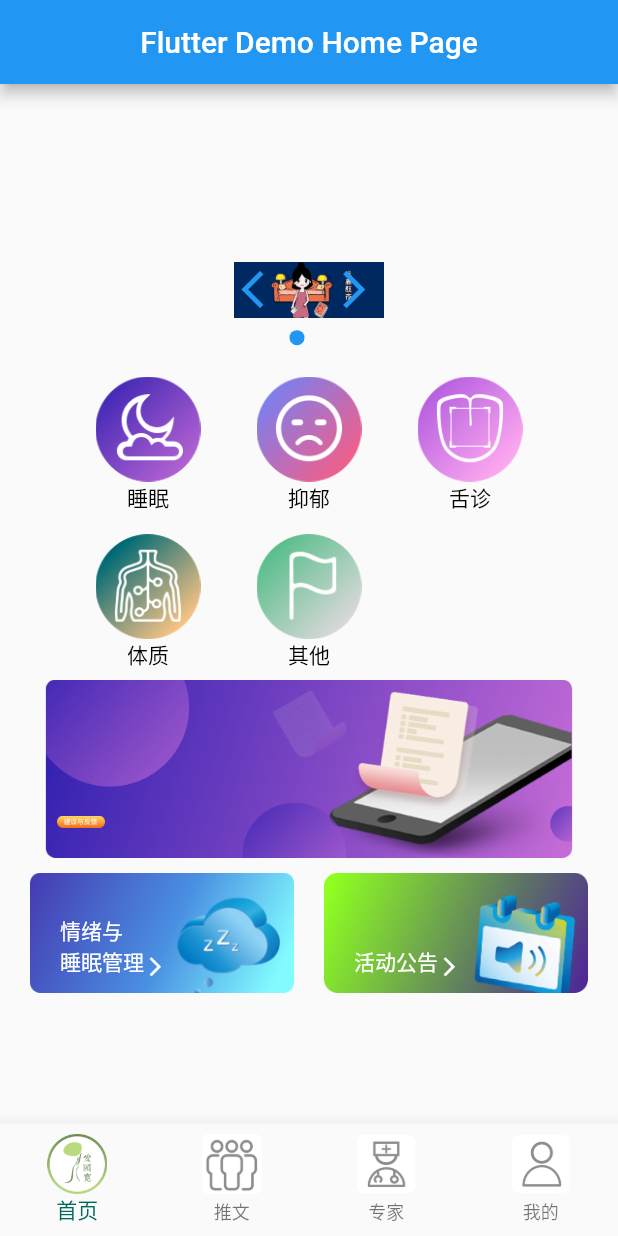
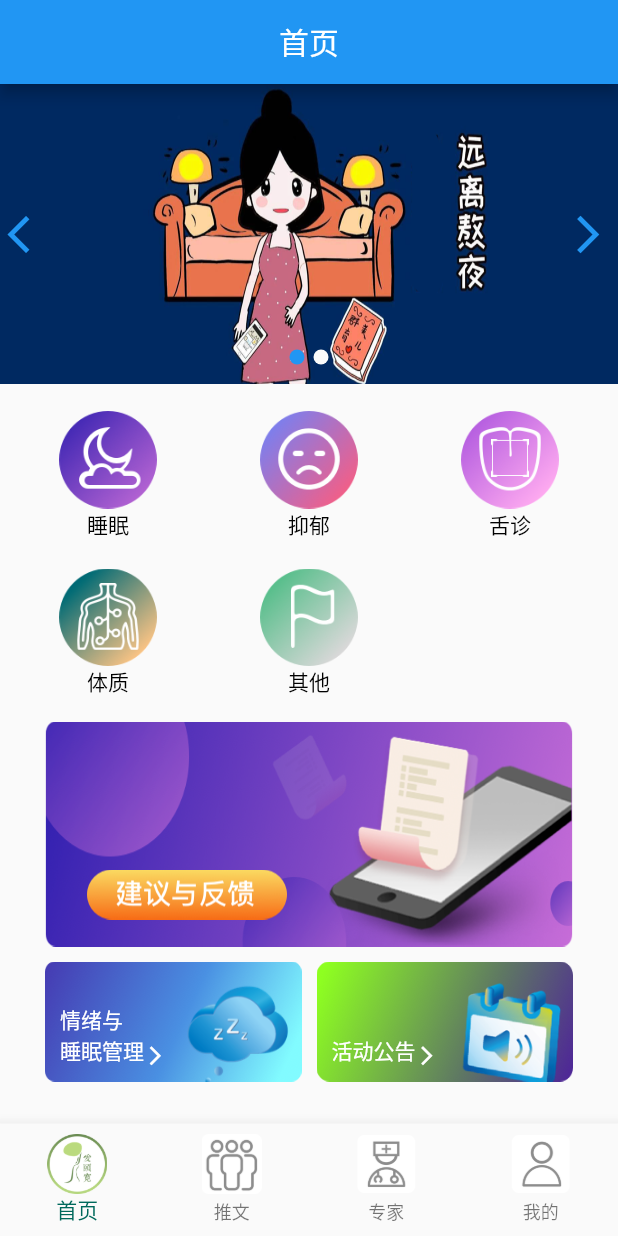
Before and after one commit to Heipi/flutter_origin, a Flutter app: the screen it shows after launch, on a phone screen of 412 x 824 dp. Run offline on Flutter 3.47's test engine with Material 2 defaults, Android fonts, the phone set to English and light mode, and no system bars; our stand-ins replace flutter_swiper.

Commit message:
recommend commit

```diff
--- /dev/null
+++ b/lib/ui/article/article_screen.dart
@@ -0,0 +1,80 @@
+import 'package:flutter/cupertino.dart';
+import 'package:flutter/material.dart';
+
+class ArticleScreen extends StatefulWidget {
+  ArticleScreen({Key key}) : super(key: key);
+  @override
+  _ArticleScreenState createState() => _ArticleScreenState();
+}
+
+class _ArticleScreenState extends State<ArticleScreen>
+    with SingleTickerProviderStateMixin {
+  TabController _tabController;
+
+  void iniState() {
+    super.initState();
+    _tabController = TabController(length: 3, vsync: this);
+  }
+
+  Widget build(BuildContext context) {
+    return DefaultTabController(
+      length: 3,
+      child: Scaffold(
+        appBar: AppBar(
+          centerTitle: true,
+          title: Text("推文"),
+          bottom: PreferredSize(
+            preferredSize: const Size.fromHeight(80.0),
+            child: Container(
+              color: Colors.white,
+              margin: EdgeInsets.symmetric(vertical: 20),
+              child: TabBar(
+                // indicator: ,
+                controller: _tabController,
+                tabs: [
+                  Container(
+                    decoration: BoxDecoration(
+                        color: Colors.green,
+                        /*   image: DecorationImage(
+                            image: Image.asset("images/home/"),
+                          ),*/
+                        borderRadius: BorderRadius.circular(25),
+                        shape: BoxShape.rectangle),
+                    child: Padding(
+                      padding:
+                          EdgeInsets.symmetric(horizontal: 20, vertical: 10),
+                      child: Text(
+                        "失眠精选",
+                        // child: ,
+                      ),
+                    ),
+                  ),
+                  Tab(
+                    text: "失眠精选",
+                  ),
+                  Tab(
+                    text: "失眠精选",
+                  ),
+                ],
+              ),
+            ),
+          ),
+        ),
+        body: TabBarView(
+          controller: _tabController,
+          children: <Widget>[
+            Center(
+              child: Text('It\'s cloudy here'),
+            ),
+            Center(
+              child: Text('It\'s rainy here'),
+            ),
+            Center(
+              child: Text('It\'s sunny here'),
+            ),
+          ],
+        ),
+      ),
+    );
+  }
+}
--- /dev/null
+++ b/lib/ui/home/home_screen.dart
@@ -0,0 +1,196 @@
+// ignore: avoid_web_libraries_in_flutter
+
+import 'package:flutter/material.dart';
+import 'package:flutter_origin/ui/navigation/view_data.dart';
+import 'package:flutter_swiper/flutter_swiper.dart';
+
+import 'dart:ui' as ui;
+
+/*class platformViewRegistry {
+  static registerViewFactory(String viewId, dynamic cb) {}
+}*/
+
+class HomeScreen extends StatefulWidget {
+  @override
+  _HomeScreenState createState() => _HomeScreenState();
+}
+
+class _HomeScreenState extends State<HomeScreen> {
+  void initState() {
+    /*ui.platformViewRegistry.registerViewFactory(
+        'image_view',
+        (int viewId) => ImageElement(
+            width: 800,
+            height: 200,
+            src:
+                "https://iik-ap1.oss-cn-shanghai.aliyuncs.com/images/7/2020/06/fv3Vw8zZ483B2tyWYi35X4IdvxkbwA.png"));
+*/
+    super.initState();
+  }
+
+/*ImageElement(
+            width: 800,
+            height: 200,
+            src:
+                "https://iik-ap1.oss-cn-shanghai.aliyuncs.com/images/7/2020/06/fv3Vw8zZ483B2tyWYi35X4IdvxkbwA.png"))
+
+   HtmlElementView(
+              viewType: 'image_view',
+            )
+* */
+  @override
+  Widget build(BuildContext context) {
+    return Scaffold(
+      appBar: AppBar(
+        centerTitle: true,
+        title: Text("首页"),
+      ),
+      body: SingleChildScrollView(
+        scrollDirection: Axis.vertical,
+        child: Column(
+          children: [
+            Container(
+              width: MediaQuery.of(context).size.width,
+              height: 200,
+              //https://dss1.bdstatic.com/70cFvXSh_Q1YnxGkpoWK1HF6hhy/it/u=2583035764,1571388243&fm=26&gp=0.jpg
+              child: Swiper(
+                itemBuilder: (context, index) {
+                  return Image.asset(
+                    HomeViewData.swipers_local[index].assetImage,
+                    fit: BoxFit.fill,
+                  ); //Image.network(HomeViewData.swipers[index].assetImage)
+                },
+                itemCount: 2,
+                pagination: SwiperPagination(),
+                control: SwiperControl(),
+                onTap: (index) {},
+              ),
+            ),
+            Container(
+              width: MediaQuery.of(context).size.width,
+              margin: EdgeInsets.symmetric(horizontal: 10, vertical: 10),
+              child: GridView.builder(
+                  //解决Vertical viewport was given unbounded height.
+                  shrinkWrap: true,
+                  physics: NeverScrollableScrollPhysics(),
+                  gridDelegate: SliverGridDelegateWithFixedCrossAxisCount(
+                      crossAxisCount: 3,
+                      mainAxisSpacing: 5,
+                      mainAxisExtent: 100,
+                      crossAxisSpacing: 10),
+                  itemCount: 5,
+                  itemBuilder: (context, index) {
+                    return TextButton(
+                        onPressed: () {},
+                        child: Column(
+                          mainAxisAlignment: MainAxisAlignment.spaceEvenly,
+                          children: [
+                            Container(
+                              width: 65,
+                              height: 65,
+                              child: Image.asset(
+                                  HomeViewData.bars[index].assetImage),
+                            ),
+                            Text(
+                              HomeViewData.bars[index].label,
+                              style: TextStyle(color: Colors.black),
+                            ),
+                          ],
+                        ));
+                  }),
+            ),
+            Container(
+              width: MediaQuery.of(context).size.width - 60,
+              height: 150,
+              margin: EdgeInsets.only(bottom: 10),
+              decoration: BoxDecoration(
+                image: DecorationImage(
+                    fit: BoxFit.fill,
+                    image: AssetImage("images/home/feed_bg.png")),
+              ),
+              child: Padding(
+                padding: EdgeInsets.symmetric(horizontal: 20, vertical: 10),
+                child: IconButton(
+                    alignment: Alignment.bottomLeft,
+                    icon: Image.asset(
+                      "images/home/advice_btn.png",
+                      fit: BoxFit.fill,
+                      scale: 1.5,
+                    ),
+                    onPressed: () {}),
+              ),
+            ),
+            /*       Container(
+              width: MediaQuery.of(context).size.width - 60,
+              padding: EdgeInsets.only(bottom: 10),
+              child: Stack(
+                alignment: Alignment.bottomLeft,
+                children: [
+                  Container(
+                    child: Image.asset(
+                      "images/home/feed_bg.png",
+                      fit: BoxFit.fill,
+                    ),
+                  ),
+                  Container(
+                    child: IconButton(
+                        icon: Image.asset(
+                          "images/home/advice_btn.png",
+                          fit: BoxFit.fill,
+                        ),
+                        onPressed: () {}),
+                  )
+                ],
+              ),
+            ),*/
+            Container(
+              width: MediaQuery.of(context).size.width - 60,
+              height: 80,
+              child: Row(
+                mainAxisAlignment: MainAxisAlignment.spaceBetween,
+                children: [
+                  Expanded(
+                    child: buildContainer(
+                        context, "images/home/emotion.png", "情绪与\n睡眠管理"),
+                  ),
+                  SizedBox(
+                    width: 10,
+                  ),
+                  Expanded(
+                      child: buildContainer(
+                          context, "images/home/notice.png", "\n活动公告")),
+                ],
+              ),
+            ),
+          ],
+        ),
+      ),
+    );
+  }
+
+  Container buildContainer(
+      BuildContext context, String assetImage, String text) {
+    return Container(
+      alignment: Alignment.bottomLeft,
+      padding: EdgeInsets.only(left: 10, bottom: 10),
+      decoration: BoxDecoration(
+        image: DecorationImage(fit: BoxFit.fill, image: AssetImage(assetImage)),
+      ),
+      child: Row(
+        crossAxisAlignment: CrossAxisAlignment.end,
+        children: [
+          Text(
+            text,
+            style: TextStyle(color: Colors.white),
+          ),
+          Icon(
+            Icons.arrow_forward_ios,
+            color: Colors.white,
+            size: 15,
+            textDirection: TextDirection.ltr,
+          ),
+        ],
+      ),
+    );
+  }
+}
--- a/lib/ui/main/home_screen.dart
+++ /dev/null
@@ -1,149 +0,0 @@
-// ignore: avoid_web_libraries_in_flutter
-import 'dart:html';
-
-import 'package:flutter/material.dart';
-import 'package:flutter_origin/ui/navigation/view_data.dart';
-import 'package:flutter_swiper/flutter_swiper.dart';
-
-import 'dart:ui' as ui;
-
-/*class platformViewRegistry {
-  static registerViewFactory(String viewId, dynamic cb) {}
-}*/
-
-class HomeScreen extends StatefulWidget {
-  @override
-  _HomeScreenState createState() => _HomeScreenState();
-}
-
-class _HomeScreenState extends State<HomeScreen> {
-  void initState() {
-    ui.platformViewRegistry.registerViewFactory(
-        'image_view',
-        (int viewId) => ImageElement(
-            width: 800,
-            height: 200,
-            src:
-                "https://iik-ap1.oss-cn-shanghai.aliyuncs.com/images/7/2020/06/fv3Vw8zZ483B2tyWYi35X4IdvxkbwA.png"));
-
-    super.initState();
-  }
-
-/*ImageElement(
-            width: 800,
-            height: 200,
-            src:
-                "https://iik-ap1.oss-cn-shanghai.aliyuncs.com/images/7/2020/06/fv3Vw8zZ483B2tyWYi35X4IdvxkbwA.png"))
-
-   HtmlElementView(
-              viewType: 'image_view',
-            )
-* */
-  @override
-  Widget build(BuildContext context) {
-    return SingleChildScrollView(
-      padding: EdgeInsets.only(left: 20, right: 20),
-      child: Column(
-        children: [
-          Container(
-            width: 100,
-            height: 100,
-            //https://dss1.bdstatic.com/70cFvXSh_Q1YnxGkpoWK1HF6hhy/it/u=2583035764,1571388243&fm=26&gp=0.jpg
-            child: Swiper(
-              itemBuilder: (context, index) {
-                return Image.asset(HomeViewData.swipers_local[index]
-                    .assetImage); //Image.network(HomeViewData.swipers[index].assetImage)
-              },
-              itemCount: 2,
-              pagination: SwiperPagination(),
-              control: SwiperControl(),
-              onTap: (index) {},
-            ),
-          ),
-          Container(
-            width: MediaQuery.of(context).size.width,
-            height: 210,
-            padding: EdgeInsets.symmetric(horizontal: 30),
-            child: GridView.builder(
-                gridDelegate: SliverGridDelegateWithFixedCrossAxisCount(
-                    crossAxisCount: 3,
-                    mainAxisSpacing: 5,
-                    mainAxisExtent: 100,
-                    crossAxisSpacing: 10),
-                itemCount: 5,
-                itemBuilder: (context, index) {
-                  return TextButton(
-                      onPressed: () {},
-                      child: Column(
-                        mainAxisAlignment: MainAxisAlignment.spaceEvenly,
-                        children: [
-                          Container(
-                            width: 70,
-                            height: 70,
-                            child: Image.asset(
-                                HomeViewData.bars[index].assetImage),
-                          ),
-                          Text(
-                            HomeViewData.bars[index].label,
-                            style: TextStyle(color: Colors.black),
-                          ),
-                        ],
-                      ));
-                }),
-          ),
-          Container(
-            width: MediaQuery.of(context).size.width - 60,
-            padding: EdgeInsets.only(bottom: 10),
-            child: Stack(
-              alignment: Alignment.bottomLeft,
-              children: [
-                Image.asset(
-                  "images/home/feed_bg.png",
-                  fit: BoxFit.fitWidth,
-                ),
-                IconButton(
-                    icon: Image.asset("images/home/advice_btn.png"),
-                    onPressed: () {})
-              ],
-            ),
-          ),
-          Row(
-            mainAxisAlignment: MainAxisAlignment.spaceBetween,
-            children: [
-              buildContainer(context, "images/home/emotion.png", "情绪与\n睡眠管理"),
-              buildContainer(context, "images/home/notice.png", "\n活动公告"),
-            ],
-          ),
-        ],
-      ),
-    );
-  }
-
-  Container buildContainer(
-      BuildContext context, String assetImage, String text) {
-    return Container(
-      width: (MediaQuery.of(context).size.width - 60) / 2,
-      height: 80,
-      alignment: Alignment.bottomLeft,
-      padding: EdgeInsets.only(left: 20, bottom: 10),
-      decoration: BoxDecoration(
-        image: DecorationImage(fit: BoxFit.fill, image: AssetImage(assetImage)),
-      ),
-      child: Row(
-        crossAxisAlignment: CrossAxisAlignment.end,
-        children: [
-          Text(
-            text,
-            style: TextStyle(color: Colors.white),
-          ),
-          Icon(
-            Icons.arrow_forward_ios,
-            color: Colors.white,
-            size: 15,
-            textDirection: TextDirection.ltr,
-          ),
-        ],
-      ),
-    );
-  }
-}
--- a/lib/ui/main_screen.dart
+++ b/lib/ui/main_screen.dart
@@ -49,13 +49,11 @@ class _HomePageState extends State<HomePage> {
   @override
   Widget build(BuildContext context) {
     return Scaffold(
-      appBar: AppBar(
-        title: Text(widget.title),
+      /*    appBar: AppBar(
+        title: Text(barsText.elementAt(barStore.startIndex)), //widget.title
         centerTitle: true,
-      ),
-      body: Center(
-        child: bottomScreens.elementAt(barStore.startIndex),
-      ),
+      ),*/
+      body: bottomScreens.elementAt(barStore.startIndex),
       bottomNavigationBar: BottomBar(
         barStore,
         changeValue,
--- a/lib/ui/navigation/view_data.dart
+++ b/lib/ui/navigation/view_data.dart
@@ -1,11 +1,19 @@
 import 'package:flutter/material.dart';
-import 'package:flutter_origin/ui/main/home_screen.dart';
+import 'package:flutter_origin/ui/article/article_screen.dart';
+import 'package:flutter_origin/ui/home/home_screen.dart';
 import 'package:flutter_origin/ui/navigation/component/bottom_bar_data.dart';
 
 const TextStyle optionStyle =
     TextStyle(fontSize: 30, fontWeight: FontWeight.bold);
+
+List<String> barsText = ["首页", "推文", "精选", "我的"];
+
 List<Widget> bottomScreens = [
   HomeScreen(),
+  ArticleScreen(),
+  HomeScreen(),
+  HomeScreen(),
+];
 
 /*
 Text(
@@ -24,7 +32,6 @@ Text(
     'Index 3: Settings',
     style: optionStyle,
   ),*/
-];
 
 class HomeViewData {
   static final List<BottomBarData> bars = [
@@ -38,7 +45,7 @@ class HomeViewData {
   static final List<BottomBarData> swipers_local = [
     BottomBarData("images/home/swiper1.png",
         label: "https://mp.weixin.qq.com/s/CkR8BgGnZsMWkrm844fW1g"),
-    BottomBarData("images/home/swiper2.png",
+    BottomBarData("images/home/swiper2.jpg",
         label: "https://mp.weixin.qq.com/s/5hmRoU5jUdREwq4tu3b5fA"),
   ];
 
```
Also changed, not shown: lib/ui/home/main_body_screen.dart (renamed from lib/ui/main/main_body_screen.dart).
